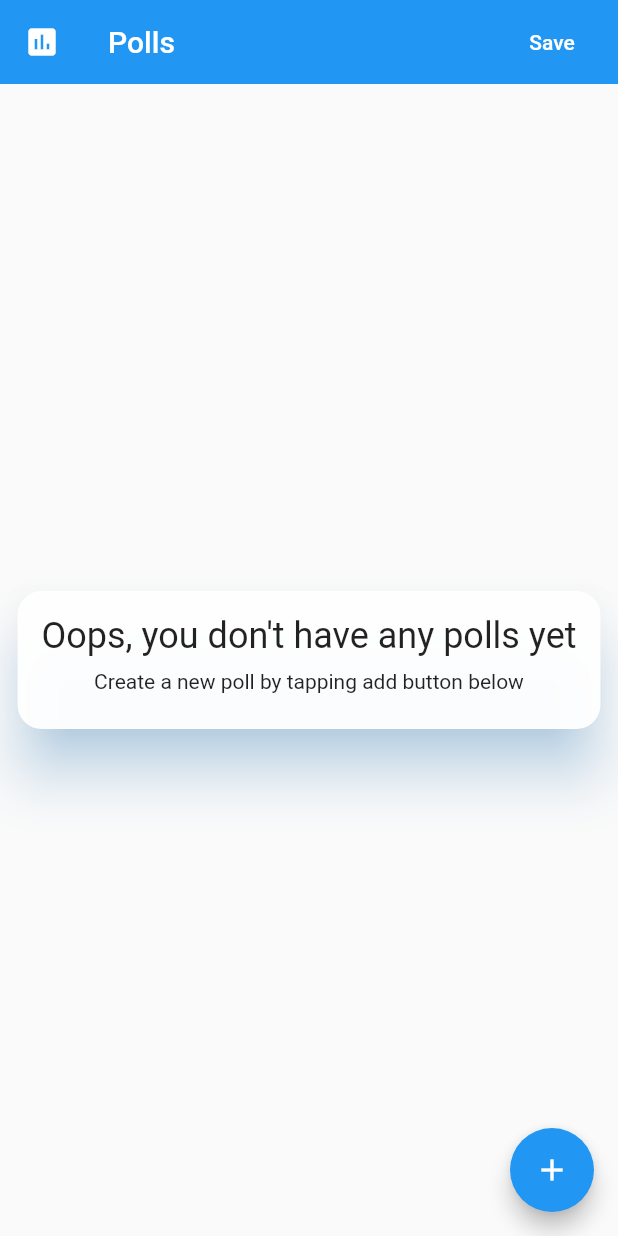
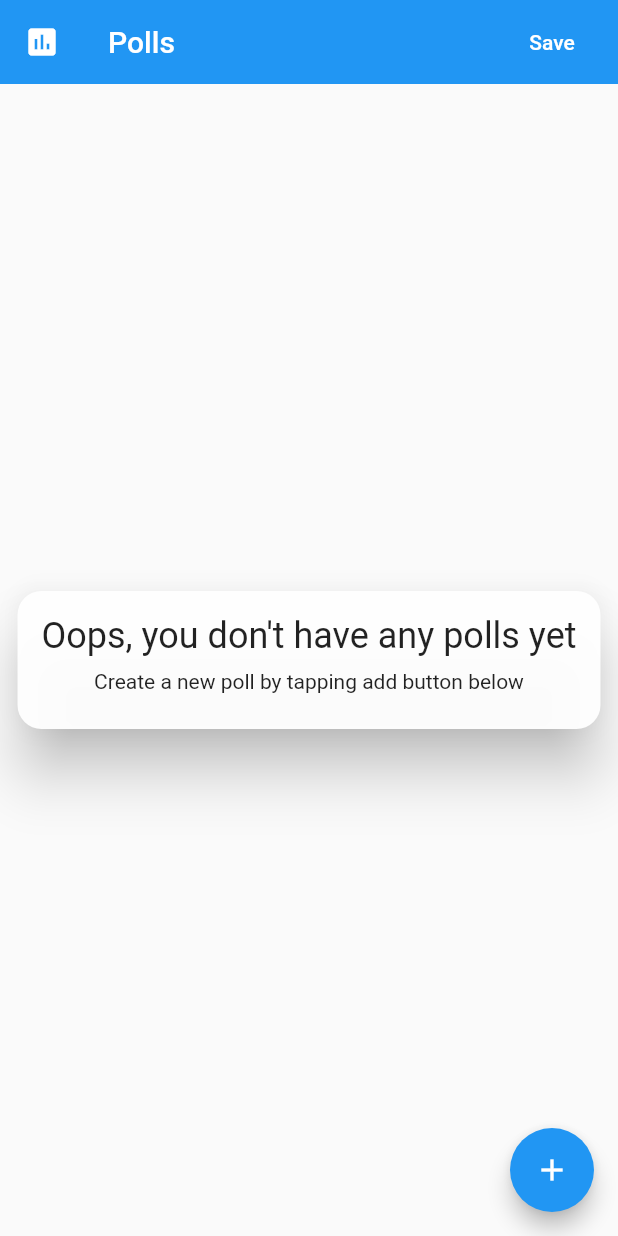
Before and after one commit to ChicoState/FamNet, a Flutter app: the MultiForm screen opened directly, on a phone screen of 412 x 824 dp. Run offline on Flutter 3.47's test engine with Material 2 defaults, Android fonts, the phone set to English and light mode, and no system bars; our stand-ins replace firebase_auth, firebase_database, google_sign_in, table_calendar; missing offline and left inert: fab_circular_menu, flappy_search_bar; accounts and stored records are empty.

Commit message:
formatted

```diff
--- a/famnet/lib/widgets/polls/empty_state.dart
+++ b/famnet/lib/widgets/polls/empty_state.dart
@@ -14,7 +14,6 @@ class EmptyState extends StatelessWidget {
       borderRadius: BorderRadius.circular(16),
       elevation: 16,
       color: Theme.of(context).cardColor.withOpacity(.95),
-      shadowColor: Theme.of(context).accentColor.withOpacity(.5),
       child: Padding(
         padding: EdgeInsets.all(16),
         child: Column(
--- a/famnet/lib/widgets/polls/form.dart
+++ b/famnet/lib/widgets/polls/form.dart
@@ -1,7 +1,6 @@
 //form.dart
 //builds each individual form for polls
 
-import 'package:famnet/widgets/polls/multi_form.dart';
 import 'package:flutter/material.dart';
 import 'package:famnet/widgets/polls/poll_content.dart';
 
@@ -20,8 +19,6 @@ class PollForm extends StatefulWidget {
 
 class _PollFormState extends State<PollForm> {
   final form = GlobalKey<FormState>();
-  // final myController = TextEditingController();
-
   @override
   Widget build(BuildContext context) {
     return Padding(
@@ -81,7 +78,6 @@ class _PollFormState extends State<PollForm> {
               Padding(
                 padding: EdgeInsets.only(left: 16, right: 16, bottom: 24),
                 child: TextFormField(
-                  // widget.poll.options.add("meme"),
                   onSaved: (val) => widget.poll.option = val,
                   decoration: InputDecoration(
                     labelText: 'Option ',
```
